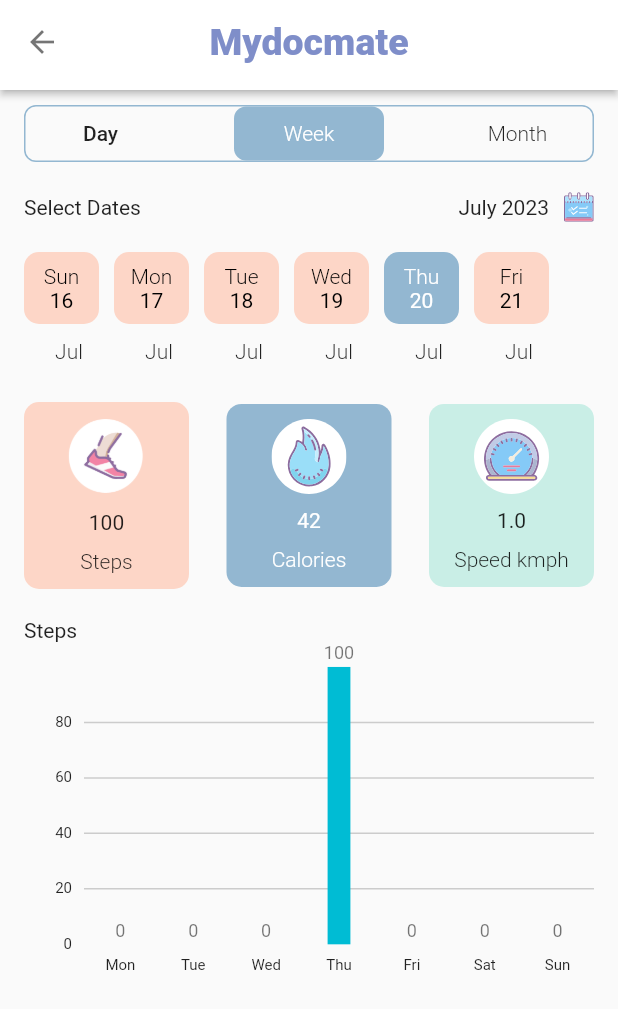
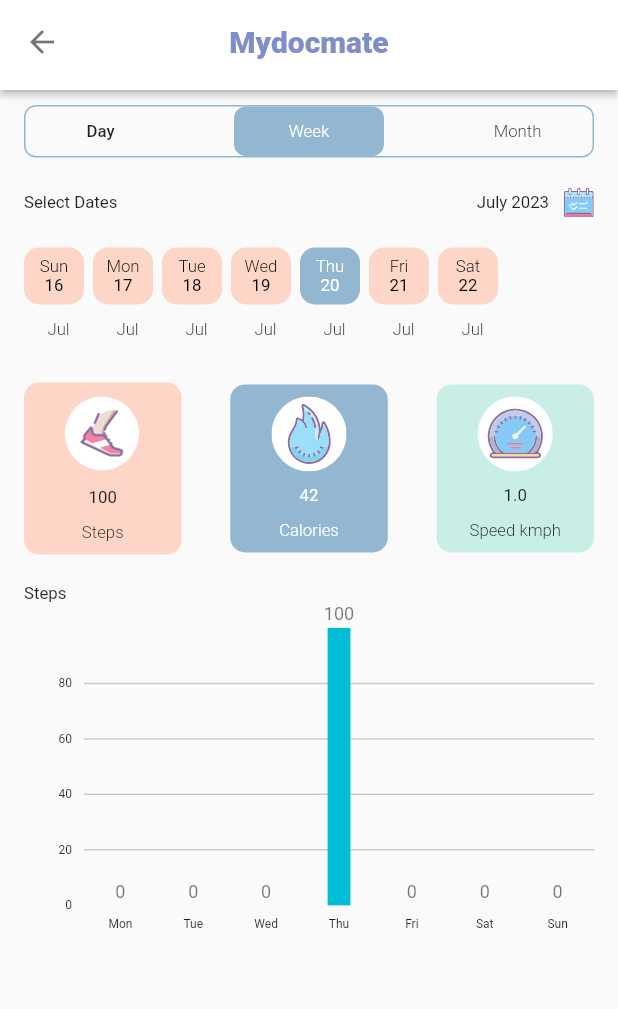
Before and after one commit to htmlpawan/flutter_interview, a Flutter app: the screen it shows after launch, after a tap on "View History", on a phone screen of 412 x 824 dp. Shown: the top 1009 px of the screen. Run offline on Flutter 3.47's test engine with Material 2 defaults, Android fonts, the phone set to English and light mode, and no system bars; drawn by our look-alikes of fl_chart; our stand-ins replace flutter_mobx, flutter_svg, go_router, mobx, shared_preferences; missing offline and left inert: health; generated files the repository leaves out were written again.

Commit message:
updated 20 july

```diff
--- a/lib/main.dart
+++ b/lib/main.dart
@@ -23,7 +23,7 @@ class MyApp extends StatelessWidget {
       ),
       builder: (context, child) {
         // Define a scale factor for the text
-        var textScaleFactor = 1.0;
+        var textScaleFactor = 0.8;
 
         // Wrap the child with a MediaQuery widget to apply the scale factor
         return MediaQuery(
--- a/lib/modules/mydocmate/common/bar_chart.dart
+++ b/lib/modules/mydocmate/common/bar_chart.dart
@@ -117,7 +117,7 @@ class _BarChart extends StatelessWidget {
         show: true,
       );
 
-  LinearGradient get _barsGradient => LinearGradient(
+  LinearGradient get _barsGradient => const LinearGradient(
         colors: [
           Colors.green,
           Colors.blue,
--- a/lib/modules/mydocmate/view/mydocmate_view.dart
+++ b/lib/modules/mydocmate/view/mydocmate_view.dart
@@ -205,9 +205,9 @@ class _MydocmateViewState extends State<MydocmateView> {
                         mainAxisAlignment: MainAxisAlignment.spaceBetween,
                         children: [
                           Container(
-                              width: 110,
+                             width: 105,
                               padding: const EdgeInsets.symmetric(
-                                  vertical: 10, horizontal: 10),
+                                  vertical: 8, horizontal: 8),
                               decoration: const BoxDecoration(
                                   color: Color(0xfffdd6c7),
                                   borderRadius:
@@ -233,9 +233,9 @@ class _MydocmateViewState extends State<MydocmateView> {
                                 ],
                               )),
                           Container(
-                              width: 110,
+                             width: 105,
                               padding: const EdgeInsets.symmetric(
-                                  vertical: 10, horizontal: 10),
+                                  vertical: 8, horizontal: 8),
                               decoration: const BoxDecoration(
                                   color: Color(0xff93b7d1),
                                   borderRadius:
@@ -266,9 +266,9 @@ class _MydocmateViewState extends State<MydocmateView> {
                                 ],
                               )),
                           Container(
-                            width: 110,
-                            padding: const EdgeInsets.symmetric(
-                                vertical: 10, horizontal: 10),
+                            width: 105,
+                              padding: const EdgeInsets.symmetric(
+                                  vertical: 8, horizontal: 8),
                             decoration: const BoxDecoration(
                                 color: Color(0xffc9eee6),
                                 borderRadius:
--- a/lib/modules/mydocmate_history/view/mydocmate_view_history.dart
+++ b/lib/modules/mydocmate_history/view/mydocmate_view_history.dart
@@ -31,11 +31,12 @@ var now = DateTime.now();
     // TODO: implement initState
     super.initState();
     var startFrom = now.subtract(Duration(days: now.weekday));
-    var list = List.generate(6, (i) => {
+    var list = List.generate(7, (i) => {
             "dayName": DateFormat.E().format(DateTime(now.year, now.month, startFrom.add(Duration(days: i)).day)),
             "dateValue": startFrom.add(Duration(days: i)).day,
       });
     weekData = list;
+    print(list);
     fetchStepData(viewModel.dateSelect);
   }
 
@@ -165,7 +166,7 @@ var now = DateTime.now();
                           ),
                           const SizedBox(height: 20,),
                          SizedBox(
-                          height: 80,
+                          height: 70,
                            child: ListView.builder(
                                 shrinkWrap: true,
                                 scrollDirection: Axis.horizontal,
@@ -181,10 +182,10 @@ var now = DateTime.now();
                                           viewModel.getDayFormat = weekData?[index]['dayName'];
                                           },
                                         child: Container(
-                                        width: 50,
+                                        width: 40,
                                         alignment: Alignment.center,
-                                        padding: const EdgeInsets.all(8),
-                                          margin: const EdgeInsets.only(right: 10),
+                                        padding: const EdgeInsets.all(6),
+                                          margin: const EdgeInsets.only(right: 6),
                                           decoration:  BoxDecoration(
                                           color: viewModel.dateSelect==weekData?[index]['dateValue'] ?
                                           const Color(0xff93b7d1):const Color(0xfffdd6c7),
@@ -213,9 +214,9 @@ var now = DateTime.now();
                         mainAxisAlignment: MainAxisAlignment.spaceBetween,
                         children: [
                           Container(
-                              width: 110,
+                              width: 105,
                               padding: const EdgeInsets.symmetric(
-                                  vertical: 10, horizontal: 10),
+                                  vertical: 8, horizontal: 8),
                               decoration: const BoxDecoration(
                                   color: Color(0xfffdd6c7),
                                   borderRadius:
@@ -240,9 +241,9 @@ var now = DateTime.now();
                               )),
 
                           Container(
-                              width: 110,
+                              width: 105,
                               padding: const EdgeInsets.symmetric(
-                                  vertical: 10, horizontal: 10),
+                                  vertical: 8, horizontal: 8),
                               decoration: const BoxDecoration(
                                   color: Color(0xff93b7d1),
                                   borderRadius:
@@ -273,9 +274,9 @@ var now = DateTime.now();
                                 ],
                               )),
                           Container(
-                            width: 110,
-                            padding: const EdgeInsets.symmetric(
-                                vertical: 10, horizontal: 10),
+                            width: 105,
+                              padding: const EdgeInsets.symmetric(
+                                  vertical: 8, horizontal: 8),
                             decoration: const BoxDecoration(
                                 color: Color(0xffc9eee6),
                                 borderRadius:
```
Also changed, not shown: 1 other file.
